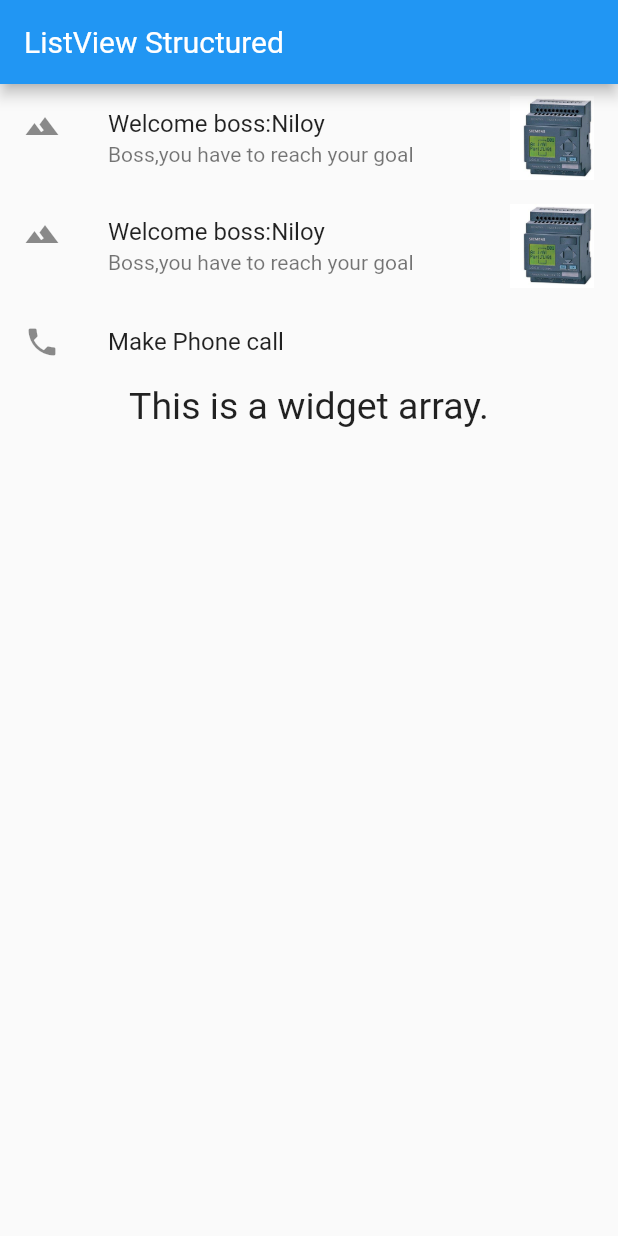
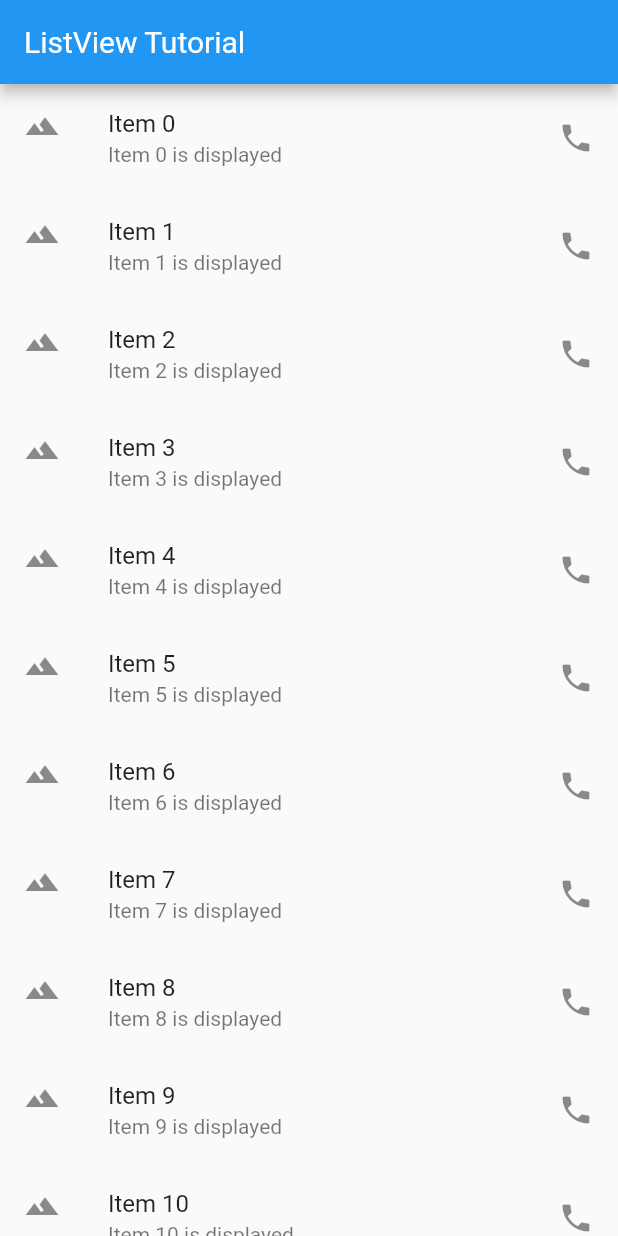
Before and after one commit to Haraprosad/flutter_app_building_learning, a Flutter app: the screen it shows after launch, on a phone screen of 412 x 824 dp. Run offline on Flutter 3.47's test engine with Material 2 defaults, Android fonts, the phone set to English and light mode, and no system bars.

Commit message:
9)ListView for many elements

```diff
--- a/lib/main.dart
+++ b/lib/main.dart
@@ -1,60 +1,41 @@
 import 'package:flutter/material.dart';
 
-void main() {
-  runApp(MaterialApp(
-    title: "Learning ListView",
+void main(){
+  runApp(
+    MaterialApp(
+      title: "Long ListView Practice",
       home: Scaffold(
-      appBar: AppBar(title: Text("ListView Structured")),
+        appBar: AppBar(title: Text("ListView Tutorial")),
         body: getListView(),
       ),
-  ));
+    )
+  );
 }
 
-class getListView extends StatelessWidget {
-  AssetImage assetImage = AssetImage('images/plc.jpg');
+//Step-01: make data source
+List<String> listItems(){
+  var list = List<String>.generate(1000, (counter)=>"Item $counter");
+  return list;
+}
 
-  @override
-  Widget build(BuildContext context) {
-    var listView = ListView(
-      children: <Widget>[
-        ListTile(
+//Step-02: convert data source to widget
+Widget getListView(){
+  var litem = listItems();
+  var listV = ListView.builder(itemBuilder: (context,index){
+    return ListTile(
+      title: Text("${litem[index]}"),
       leading: Icon(Icons.landscape),
-          title: Text("Welcome boss:Niloy"),
-          subtitle: Text("Boss,you have to reach your goal"),
-          trailing: Image(
-            image: assetImage,
-          ),
-        ),
-        ListTile(
-          leading: Icon(Icons.landscape),
-          title: Text("Welcome boss:Niloy"),
-          subtitle: Text("Boss,you have to reach your goal"),
-          trailing: Image(
-            image: assetImage,
-          ),
-        ),
-        ListTile(
-          leading: Icon(Icons.phone),
-          title: Text("Make Phone call"),
-          onTap: () {
+      trailing: Icon(Icons.phone),
+      subtitle: Text("${litem[index]} is displayed"),
+      onTap: (){
         var alertDialog = AlertDialog(
-              title: Text("Successfull"),
-              content: Text("You have pressed: 'Make a phone call element'"),
+          title: Text("You pressed ${litem[index]}"),
         );
-            showDialog(
-                context: context,
-                builder: (BuildContext context) {
+      showDialog(context: context,builder: (BuildContext context){
         return alertDialog;
       });
         },
-        ),
-        Text(
-          "This is a widget array.",
-          textAlign: TextAlign.center,
-          style: TextStyle(fontSize: 25),
-        ),
-      ],
     );
-    return listView;
+  });
+  return listV;
 }
-}
```
Lines whose indentation alone changed are shown as unchanged.
